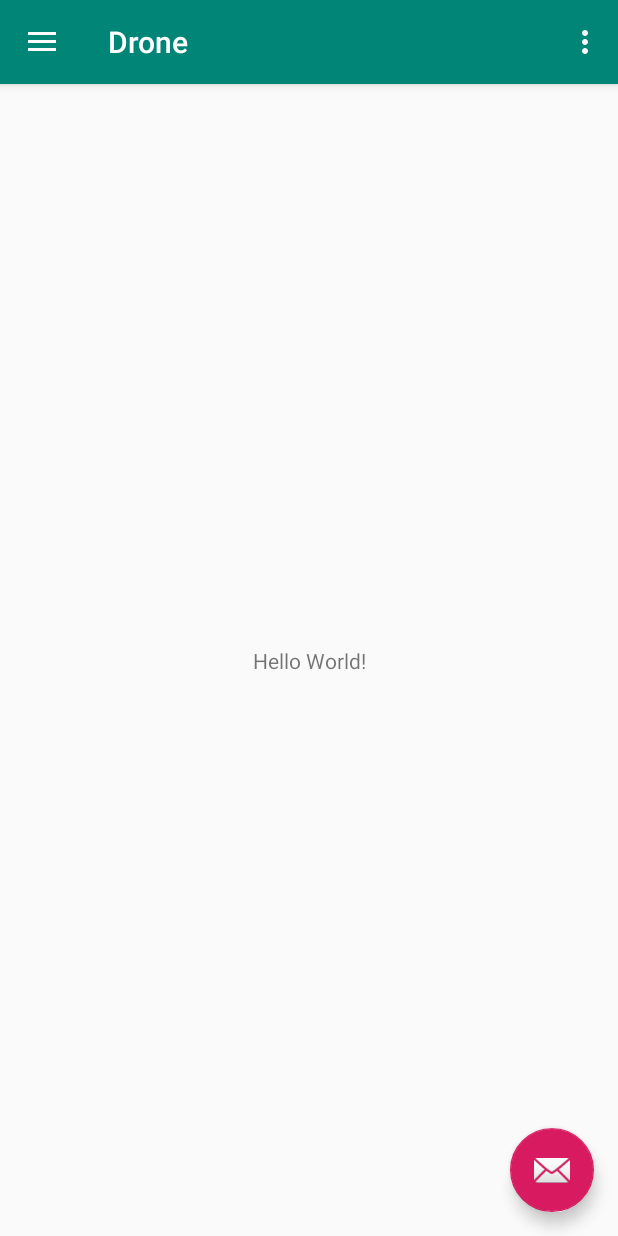
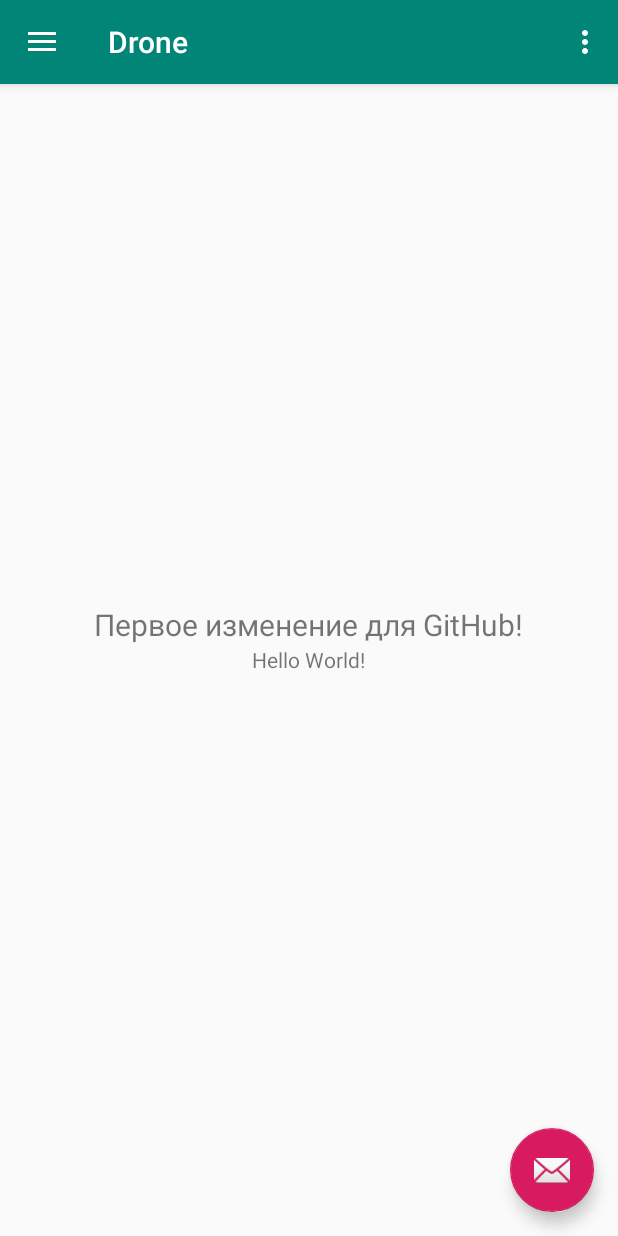
Before and after one commit to donut96/Drone, an Android app: the screen it shows after launch (MainActivity), on a phone screen of 412 x 824 dp. Run offline under Robolectric (Android 15) with nearby library versions, the phone set to English and light mode, and no system bars.

Commit message:
First change in app (special for GitHub)!

```diff
--- a/feature/src/main/res/layout/content_main.xml
+++ b/feature/src/main/res/layout/content_main.xml
@@ -1,5 +1,6 @@
 <?xml version="1.0" encoding="utf-8"?>
-<android.support.constraint.ConstraintLayout xmlns:android="http://schemas.android.com/apk/res/android"
+<RelativeLayout
+    xmlns:android="http://schemas.android.com/apk/res/android"
     xmlns:app="http://schemas.android.com/apk/res-auto"
     xmlns:tools="http://schemas.android.com/tools"
     android:layout_width="match_parent"
@@ -9,12 +10,18 @@
     tools:showIn="@layout/app_bar_main">
 
     <TextView
+        android:id="@+id/txv_hello_word"
         android:layout_width="wrap_content"
         android:layout_height="wrap_content"
         android:text="Hello World!"
-        app:layout_constraintBottom_toBottomOf="parent"
-        app:layout_constraintLeft_toLeftOf="parent"
-        app:layout_constraintRight_toRightOf="parent"
-        app:layout_constraintTop_toTopOf="parent" />
+        android:layout_centerInParent="true" />
 
-</android.support.constraint.ConstraintLayout>
+    <TextView
+        android:layout_width="wrap_content"
+        android:layout_height="wrap_content"
+        android:text="@string/first_change"
+        android:textSize="20sp"
+        android:layout_centerInParent="true"
+        android:layout_above="@id/txv_hello_word"/>
+
+</RelativeLayout>
--- a/feature/src/main/res/values/strings.xml
+++ b/feature/src/main/res/values/strings.xml
@@ -5,4 +5,5 @@
     <string name="nav_header_subtitle">android.studio@android.com</string>
     <string name="nav_header_desc">Navigation header</string>
     <string name="action_settings">Settings</string>
+    <string name="first_change">Первое изменение для GitHub!</string>
 </resources>
```
